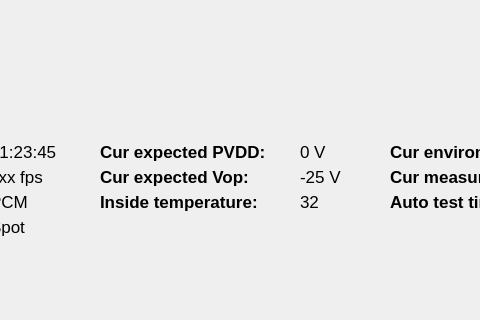
David1934/TinySwiftApp, file mainwindow.ui: the form before one commit; both pictures show x 220 to 700 and y 320 to 640 of the 900 by 640 pixel window.
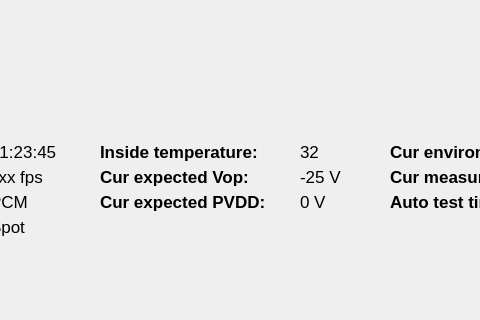
The form after the commit.

```diff
--- a/mainwindow.ui
+++ b/mainwindow.ui
@@ -174,7 +174,7 @@
     <property name="geometry">
      <rect>
       <x>520</x>
-      <y>495</y>
+      <y>445</y>
       <width>80</width>
       <height>20</height>
      </rect>
@@ -192,7 +192,7 @@
     <property name="geometry">
      <rect>
       <x>320</x>
-      <y>495</y>
+      <y>445</y>
       <width>200</width>
       <height>20</height>
      </rect>
@@ -326,7 +326,7 @@
     <property name="geometry">
      <rect>
       <x>520</x>
-      <y>445</y>
+      <y>495</y>
       <width>80</width>
       <height>20</height>
      </rect>
@@ -382,7 +382,7 @@
     <property name="geometry">
      <rect>
       <x>320</x>
-      <y>445</y>
+      <y>495</y>
       <width>200</width>
       <height>20</height>
      </rect>
```
